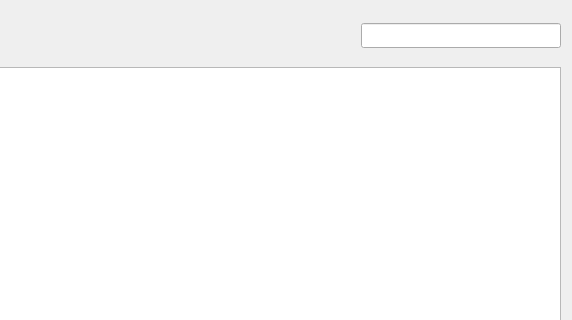
Above: assets/ui/experiments.ui from jfnavarro/st_viewer before the change; both pictures show x 565 to 1137 and y 0 to 320 of the 1137 by 613 pixel window. Below: the same form after it.
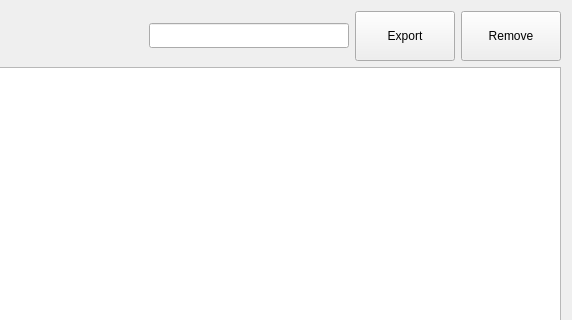
That is the form after the change. Icons and pictures are not drawn. Custom widgets are drawn as their Qt base class.

Commit message: added remove and export options to analysis view, some improvements in analysis view and views transitions

The edit to the form file:
```diff
--- a/assets/ui/experiments.ui
+++ b/assets/ui/experiments.ui
@@ -123,6 +123,52 @@
        </property>
       </widget>
      </item>
+     <item>
+      <widget class="QPushButton" name="exportSelections">
+       <property name="minimumSize">
+        <size>
+         <width>100</width>
+         <height>50</height>
+        </size>
+       </property>
+       <property name="maximumSize">
+        <size>
+         <width>100</width>
+         <height>50</height>
+        </size>
+       </property>
+       <property name="text">
+        <string>Export</string>
+       </property>
+       <property name="icon">
+        <iconset resource="../../../st_client-build/application.qrc">
+         <normaloff>:/images/export.png</normaloff>:/images/export.png</iconset>
+       </property>
+      </widget>
+     </item>
+     <item>
+      <widget class="QPushButton" name="removeSelections">
+       <property name="minimumSize">
+        <size>
+         <width>100</width>
+         <height>50</height>
+        </size>
+       </property>
+       <property name="maximumSize">
+        <size>
+         <width>100</width>
+         <height>50</height>
+        </size>
+       </property>
+       <property name="text">
+        <string>Remove</string>
+       </property>
+       <property name="icon">
+        <iconset resource="../../../st_client-build/application.qrc">
+         <normaloff>:/images/abort.png</normaloff>:/images/abort.png</iconset>
+       </property>
+      </widget>
+     </item>
     </layout>
    </item>
    <item>
```
The commit also changes 78 other files.
